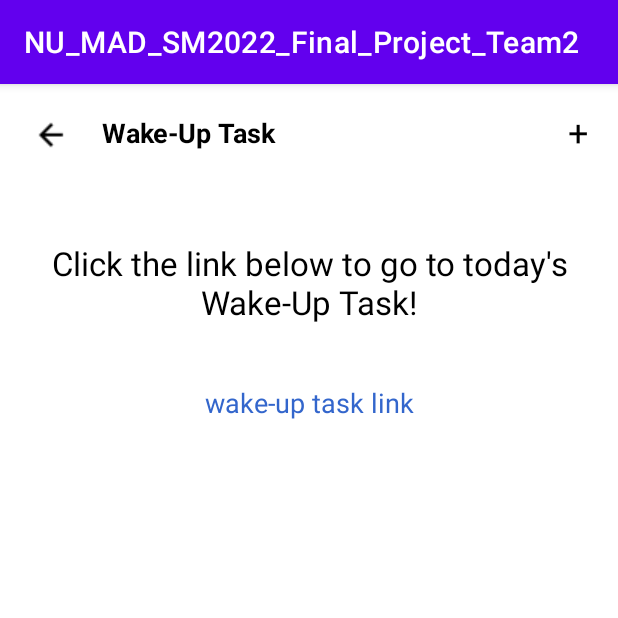
After one commit to emilyhendrick/NU_MAD_SM2022_Final_Project_Team2, an Android app: the WakeUpTaskActivity screen opened directly, with no data from a screen before it, on a phone screen of 412 x 824 dp, the top half of it. The commit adds this screen. Run offline under Robolectric (Android 15) with nearby library versions, the phone set to English and light mode, and no system bars.

Commit message:
Navigate to wake up task after clicking alarm notification

```diff
--- a/app/src/main/java/com/example/nu_mad_sm2022_final_project_team2/alarm/Alarm.java
+++ b/app/src/main/java/com/example/nu_mad_sm2022_final_project_team2/alarm/Alarm.java
@@ -156,6 +156,9 @@ public class Alarm {
     public void cancelAlarm(Context context) {
         AlarmManager alarmManager = (AlarmManager) context.getSystemService(Context.ALARM_SERVICE);
         Intent intent = new Intent(context, AlarmBroadcastReceiver.class);
+        intent.putExtra("ALARM_ID", this.alarmId);
+        intent.putExtra("WAKEUP_TASK", this.wakeUpTask);
+        intent.putExtra("MESSAGE", this.message);
         PendingIntent alarmPendingIntent = PendingIntent.getBroadcast(context, this.alarmId, intent, PendingIntent.FLAG_IMMUTABLE);
         alarmManager.cancel(alarmPendingIntent);
         this.isOn = false;
--- /dev/null
+++ b/app/src/main/java/com/example/nu_mad_sm2022_final_project_team2/alarm/WakeUpTaskActivity.java
@@ -0,0 +1,37 @@
+package com.example.nu_mad_sm2022_final_project_team2.alarm;
+
+import androidx.appcompat.app.AppCompatActivity;
+
+import android.content.Intent;
+import android.net.Uri;
+import android.os.Bundle;
+
+import com.example.nu_mad_sm2022_final_project_team2.MainActivity;
+import com.example.nu_mad_sm2022_final_project_team2.R;
+import com.example.nu_mad_sm2022_final_project_team2.ui.home.HomeFragment;
+
+public class WakeUpTaskActivity extends AppCompatActivity implements WakeUpTaskFragment.IWakeUpTaskFragmentAction {
+
+    @Override
+    protected void onCreate(Bundle savedInstanceState) {
+        super.onCreate(savedInstanceState);
+        setContentView(R.layout.activity_wake_up_task);
+
+        getSupportFragmentManager().beginTransaction()
+                .replace(R.id.wakeUpTaskFragmentContainer, new WakeUpTaskFragment(), "wakeUpTaskFragment")
+                .addToBackStack(null)
+                .commit();
+    }
+
+    @Override
+    public void wakeUpBackButtonClicked() {
+        Intent intent = new Intent(WakeUpTaskActivity.this, MainActivity.class);
+        startActivity(intent);
+    }
+
+    @Override
+    public void wakeUpTaskLinkClicked(String linkStr) {
+        Intent urlIntent = new Intent(Intent.ACTION_VIEW, Uri.parse(linkStr));
+        startActivity(urlIntent);
+    }
+}
--- /dev/null
+++ b/app/src/main/res/layout/activity_wake_up_task.xml
@@ -0,0 +1,18 @@
+<?xml version="1.0" encoding="utf-8"?>
+<androidx.constraintlayout.widget.ConstraintLayout xmlns:android="http://schemas.android.com/apk/res/android"
+    xmlns:app="http://schemas.android.com/apk/res-auto"
+    xmlns:tools="http://schemas.android.com/tools"
+    android:layout_width="match_parent"
+    android:layout_height="match_parent"
+    tools:context=".alarm.WakeUpTaskActivity">
+
+    <androidx.fragment.app.FragmentContainerView
+        android:id="@+id/wakeUpTaskFragmentContainer"
+        android:name="com.example.nu_mad_sm2022_final_project_team2.alarm.WakeUpTaskFragment"
+        android:layout_width="0dp"
+        android:layout_height="0dp"
+        app:layout_constraintBottom_toBottomOf="parent"
+        app:layout_constraintEnd_toEndOf="parent"
+        app:layout_constraintStart_toStartOf="parent"
+        app:layout_constraintTop_toTopOf="parent" />
+</androidx.constraintlayout.widget.ConstraintLayout>
```
Also changed, not shown: app/src/main/AndroidManifest.xml (+9 -2 lines), app/src/main/java/com/example/nu_mad_sm2022_final_project_team2/MainActivity.java (+3 -16 lines), app/src/main/java/com/example/nu_mad_sm2022_final_project_team2/alarm/AddAlarmFragment.java (+4 -3 lines), app/src/main/java/com/example/nu_mad_sm2022_final_project_team2/alarm/AlarmBroadcastReceiver.java (+5 -3 lines).
